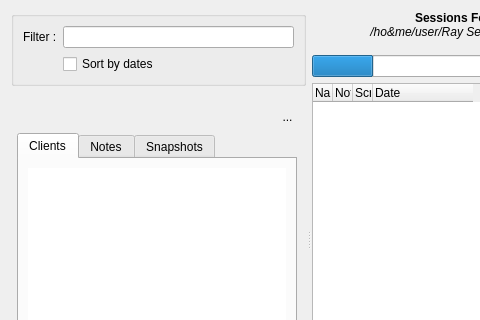
First picture: the form in resources/ui/open_session.ui, repository Houston4444/RaySession, before the edit; both pictures show x 0 to 480 and y 0 to 320 of the 580 by 506 pixel window.
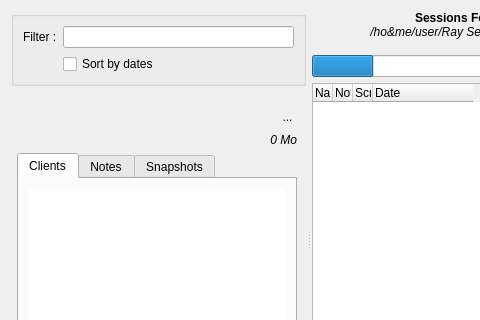
Second picture: the form after the edit. Icons and pictures are not drawn. Custom widgets are drawn as their Qt base class.

Commit message: add duplicate and session size info to open session dialog

What changed in the file:
```diff
--- a/resources/ui/open_session.ui
+++ b/resources/ui/open_session.ui
@@ -79,6 +79,22 @@
            </layout>
           </widget>
          </item>
+         <item>
+          <spacer name="verticalSpacer_2">
+           <property name="orientation">
+            <enum>Qt::Vertical</enum>
+           </property>
+           <property name="sizeType">
+            <enum>QSizePolicy::Fixed</enum>
+           </property>
+           <property name="sizeHint" stdset="0">
+            <size>
+             <width>6</width>
+             <height>6</height>
+            </size>
+           </property>
+          </spacer>
+         </item>
          <item>
           <widget class="PreviewFrame" name="previewFrame">
            <property name="styleSheet">
@@ -91,22 +107,6 @@
             <property name="bottomMargin">
              <number>6</number>
             </property>
-            <item>
-             <spacer name="verticalSpacer_2">
-              <property name="orientation">
-               <enum>Qt::Vertical</enum>
-              </property>
-              <property name="sizeType">
-               <enum>QSizePolicy::Fixed</enum>
-              </property>
-              <property name="sizeHint" stdset="0">
-               <size>
-                <width>20</width>
-                <height>6</height>
-               </size>
-              </property>
-             </spacer>
-            </item>
             <item>
              <layout class="QHBoxLayout" name="horizontalLayout_5">
               <item>
@@ -166,6 +166,22 @@
               </item>
              </layout>
             </item>
+            <item>
+             <widget class="QLabel" name="labelSessionSize">
+              <property name="font">
+               <font>
+                <pointsize>9</pointsize>
+                <italic>true</italic>
+               </font>
+              </property>
+              <property name="text">
+               <string>0 Mo</string>
+              </property>
+              <property name="alignment">
+               <set>Qt::AlignRight|Qt::AlignTop|Qt::AlignTrailing</set>
+              </property>
+             </widget>
+            </item>
             <item>
              <widget class="QTabWidget" name="tabWidget">
               <property name="minimumSize">
```
Left out of the diff: 3 changed lines with no effect on the pictures. The commit also changes 8 other files.
